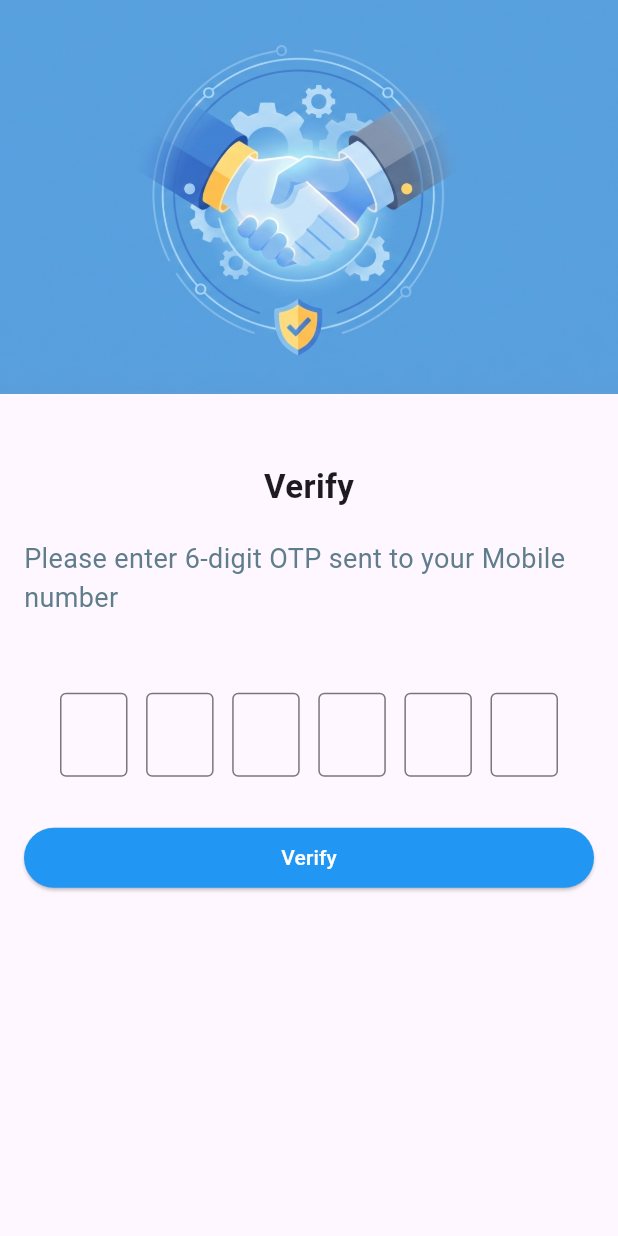
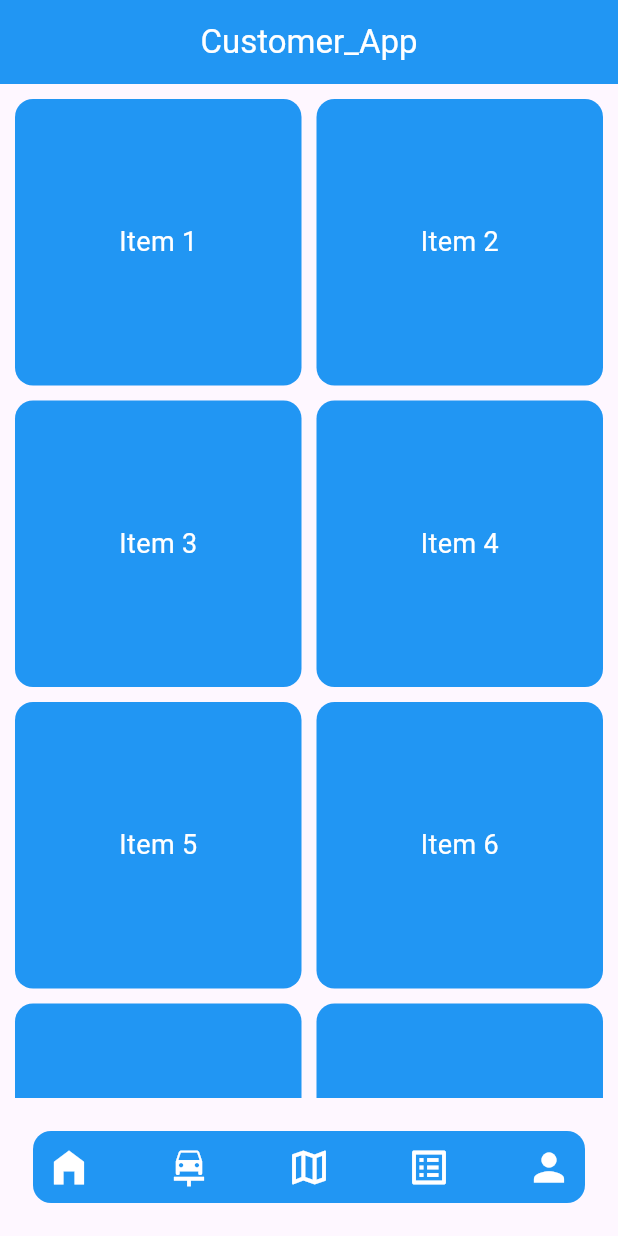
Before and after one commit to SudharshanGeddam/UI_Implementation, a Flutter app: the OtpScreen screen opened directly, after a tap on "Verify", on a phone screen of 412 x 824 dp. Run offline on Flutter 3.47's test engine with Material 3 defaults, Android fonts, the light colour scheme and no system bars; missing offline and left inert: flutter_intl_phone_field.

Commit message:
ui: implement bottom navigation bar

```diff
--- a/user_ui/lib/auth/otp_screen.dart
+++ b/user_ui/lib/auth/otp_screen.dart
@@ -1,7 +1,8 @@
 import 'package:flutter/material.dart';
 import 'package:flutter/services.dart';
+import 'package:user_ui/screens/home_screen.dart';
 
-class OtpScreen extends StatefulWidget{
+class OtpScreen extends StatefulWidget {
   const OtpScreen({super.key});
 
   @override
@@ -18,32 +19,49 @@ class _OtpScreenState extends State<OtpScreen> {
             decoration: BoxDecoration(),
             child: Image.asset('assets/images/login_bg.png'),
           ),
-            const SizedBox(height: 30,),
+          const SizedBox(height: 30),
           Padding(
             padding: EdgeInsets.all(16.0),
             child: Column(
               children: [
-                  Text("Verify", style: TextStyle(
-                   fontSize: 22, fontWeight: FontWeight.bold,
-                  ),),
-                  const SizedBox(height: 20,),
-                  Text("Please enter 6-digit OTP sent to your Mobile number", style: TextStyle(
-                    color: Colors.blueGrey, fontSize: 18,
-                  ),),
-                  const SizedBox(height: 50,),
-                  Padding(padding: EdgeInsetsGeometry.symmetric(horizontal: 24),
+                Text(
+                  "Verify",
+                  style: TextStyle(fontSize: 22, fontWeight: FontWeight.bold),
+                ),
+                const SizedBox(height: 20),
+                Text(
+                  "Please enter 6-digit OTP sent to your Mobile number",
+                  style: TextStyle(color: Colors.blueGrey, fontSize: 18),
+                ),
+                const SizedBox(height: 50),
+                Padding(
+                  padding: EdgeInsetsGeometry.symmetric(horizontal: 24),
                   child: Row(
                     mainAxisAlignment: MainAxisAlignment.spaceBetween,
                     children: List.generate(6, (index) => _buildOtpBox(index)),
-                  ),),
-                  const SizedBox(height: 30,),
+                  ),
+                ),
+                const SizedBox(height: 30),
                 SizedBox(
                   width: double.infinity,
-                    child: ElevatedButton(onPressed: (){},
+                  child: ElevatedButton(
+                    onPressed: () {
+                      Navigator.pushAndRemoveUntil(
+                        context,
+                        MaterialPageRoute(
+                          builder: (context) => const HomeScreen(),
+                        ),
+                        (route) => false,
+                      );
+                    },
                     style: ElevatedButton.styleFrom(
                       backgroundColor: Colors.blue,
                     ),
-                    child: Text("Verify", style: TextStyle(color: Colors.white),)),
+                    child: Text(
+                      "Verify",
+                      style: TextStyle(color: Colors.white),
+                    ),
+                  ),
                 ),
               ],
             ),
@@ -65,7 +83,7 @@ class _OtpScreenState extends State<OtpScreen> {
           counterText: "",
           border: OutlineInputBorder(),
         ),
-        onChanged: (value){},
+        onChanged: (value) {},
       ),
     );
   }
--- /dev/null
+++ b/user_ui/lib/screens/home_screen.dart
@@ -0,0 +1,84 @@
+import 'package:flutter/material.dart';
+import 'package:user_ui/widgets/bottom_nav_bar.dart';
+
+class HomeScreen extends StatefulWidget{
+  const HomeScreen({super.key});
+
+  @override
+  State<HomeScreen> createState() => _HomeScreenState();
+}
+
+class _HomeScreenState extends State<HomeScreen> {
+
+  final List<Map<String, String>> items = [
+    {
+      "image": "",
+      "title": "Engine Service",
+      "subtitle": "Complete engine checkup",
+      "price": "Starting from 499",
+    },
+    {
+      "image": "",
+      "title": "Tyre Service",
+      "subtitle": "Tyre repair and replacement",
+      "price": "Starting from 199",
+    },
+    {
+      "image": "",
+      "title": "Battery Service",
+      "subtitle": "Battery checks and replacement",
+      "price": "Starting from 799",
+    },
+    {
+      "image": "",
+      "title": "Car/Bike Wash",
+      "subtitle": "Premium cleaning Service",
+      "price": "Starting from 399",
+    },
+    {
+      "image": "",
+      "title": "Denting/Painting",
+      "subtitle": "Professional body work",
+      "price": "Starting from 199",
+    },
+    {
+      "image": "",
+      "title": "Breakdown Towing",
+      "subtitle": "24/7 emergency towing",
+      "price": "Starting from 499",
+    },
+    {
+      "image": "",
+      "title": "Accessories",
+      "subtitle": "Vehicle accessories and parts",
+      "price": "Starting from 199",
+    },
+  ];
+
+  @override
+  Widget build(BuildContext context) {
+    return Scaffold(
+      appBar: AppBar(
+        title: Text('Customer_App', style: TextStyle(color: Colors.white),),
+        centerTitle: true,
+        backgroundColor: Colors.blue,
+      ),
+      body: GridView.count(crossAxisCount: 2,
+      crossAxisSpacing: 10,
+      mainAxisSpacing: 10,
+      padding: EdgeInsets.all(10),
+      children: List.generate(8, (index){
+        return Container(
+          alignment: Alignment.center,
+          decoration: BoxDecoration(
+            color: Colors.blue,
+            borderRadius: BorderRadius.circular(12.0),
+          ),
+          child: Text("Item ${index + 1}",
+          style: TextStyle(color: Colors.white, fontSize: 18),),
+        );
+      }),),
+      bottomNavigationBar: BottomNavBar(),
+    );
+  }
+}
--- /dev/null
+++ b/user_ui/lib/widgets/bottom_nav_bar.dart
@@ -0,0 +1,38 @@
+import 'package:flutter/material.dart';
+
+class BottomNavBar extends StatelessWidget {
+  const BottomNavBar({super.key});
+
+  @override
+  Widget build(BuildContext context) {
+    return Padding(
+      padding: EdgeInsets.all(22.0),
+      child: Container(
+        decoration: BoxDecoration(
+          borderRadius: BorderRadius.circular(12.0),
+          color: Colors.blue,
+        ),
+        child: Row(
+          mainAxisAlignment: MainAxisAlignment.spaceBetween,
+          children: [
+            IconButton(onPressed: () {}, icon: Icon(Icons.home_filled),
+            color: Colors.white,
+            iconSize: 30,),
+            const SizedBox(width: 8.0),
+            IconButton(onPressed: () {}, icon: Icon(Icons.car_repair),
+            color: Colors.white,iconSize: 30,),
+            const SizedBox(width: 8.0),
+            IconButton(onPressed: () {}, icon: Icon(Icons.map_outlined),
+            color: Colors.white,iconSize: 30,),
+            const SizedBox(width: 8.0),
+            IconButton(onPressed: () {}, icon: Icon(Icons.list_alt_outlined),
+            color: Colors.white,iconSize: 30,),
+            const SizedBox(width: 8.0),
+            IconButton(onPressed: () {}, icon: Icon(Icons.person),
+            color: Colors.white,iconSize: 30,),
+          ],
+        ),
+      ),
+    );
+  }
+}
```
Lines whose indentation alone changed are shown as unchanged.
